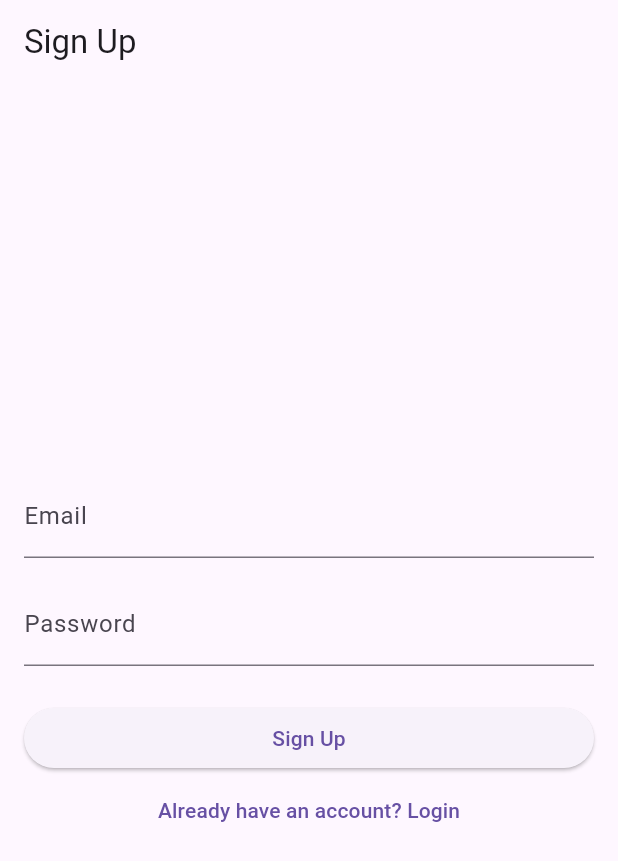
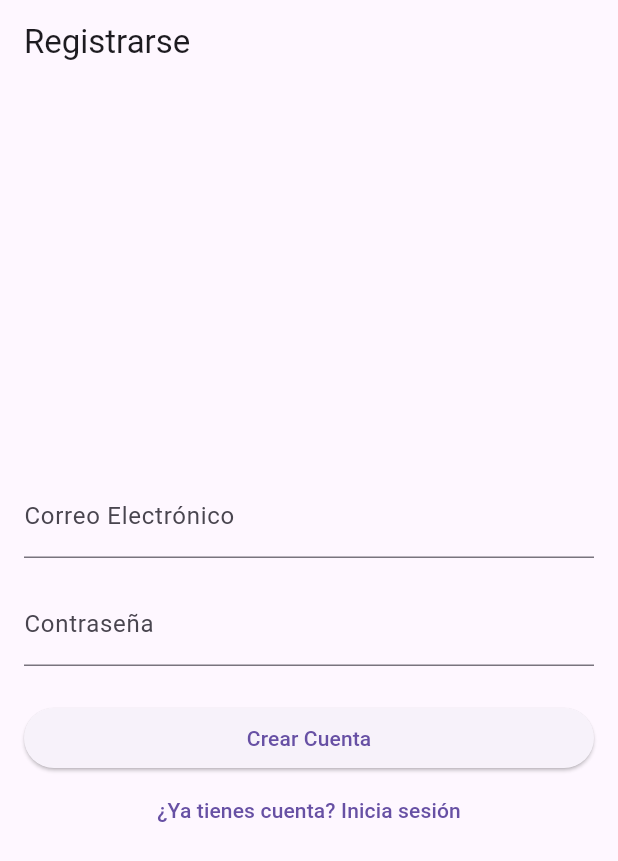
Before and after one commit to lagunal/divelog2, a Flutter app: the SignupScreen screen opened by its route, on a phone screen of 412 x 824 dp. Shown: the top 861 px of the screen. Run offline on Flutter 3.47's test engine with Material 3 defaults, Android fonts, the phone set to English and light mode, and no system bars; our stand-ins replace drift, firebase_auth, firebase_core, go_router, sqlite3_flutter_libs; missing offline and left inert: sqlite3; accounts and stored records are empty; generated files the repository leaves out were written again.

Commit message:
chore(ui): Translate all existing UI labels to Spanish as per DESIGN.md

```diff
--- a/lib/src/features/authentication/login_screen.dart
+++ b/lib/src/features/authentication/login_screen.dart
@@ -33,13 +33,16 @@ class _LoginScreenState extends State<LoginScreen> {
 
       try {
         await context.read<AuthenticationService>().signIn(
-          email: _emailController.text.trim(),
-          password: _passwordController.text.trim(),
-        );
-        // Navigation is handled by GoRouter's redirect in main.dart
+              email: _emailController.text.trim(),
+              password: _passwordController.text.trim(),
+            );
       } catch (e) {
         setState(() {
-          _errorMessage = e.toString();
+          _errorMessage = e.toString().contains('user-not-found')
+              ? 'Usuario no encontrado'
+              : e.toString().contains('wrong-password')
+                  ? 'Contraseña incorrecta'
+                  : 'Error al iniciar sesión: ${e.toString()}';
         });
       } finally {
         if (mounted) {
@@ -54,7 +57,7 @@ class _LoginScreenState extends State<LoginScreen> {
   @override
   Widget build(BuildContext context) {
     return Scaffold(
-      appBar: AppBar(title: const Text('Login')),
+      appBar: AppBar(title: const Text('Iniciar Sesión')),
       body: Center(
         child: SingleChildScrollView(
           padding: const EdgeInsets.all(16.0),
@@ -75,11 +78,14 @@ class _LoginScreenState extends State<LoginScreen> {
                   ),
                 TextFormField(
                   controller: _emailController,
-                  decoration: const InputDecoration(labelText: 'Email'),
+                  decoration: const InputDecoration(
+                    labelText: 'Correo Electrónico',
+                    hintText: 'ejemplo@correo.com',
+                  ),
                   keyboardType: TextInputType.emailAddress,
                   validator: (value) {
                     if (value == null || value.isEmpty) {
-                      return 'Please enter your email';
+                      return 'Por favor, ingrese su correo electrónico';
                     }
                     return null;
                   },
@@ -87,11 +93,13 @@ class _LoginScreenState extends State<LoginScreen> {
                 const SizedBox(height: 16),
                 TextFormField(
                   controller: _passwordController,
-                  decoration: const InputDecoration(labelText: 'Password'),
+                  decoration: const InputDecoration(
+                    labelText: 'Contraseña',
+                  ),
                   obscureText: true,
                   validator: (value) {
                     if (value == null || value.isEmpty) {
-                      return 'Please enter your password';
+                      return 'Por favor, ingrese su contraseña';
                     }
                     return null;
                   },
@@ -105,11 +113,11 @@ class _LoginScreenState extends State<LoginScreen> {
                           width: 20,
                           child: CircularProgressIndicator(strokeWidth: 2),
                         )
-                      : const Text('Login'),
+                      : const Text('Entrar'),
                 ),
                 TextButton(
                   onPressed: () => context.go('/signup'),
-                  child: const Text('Don\'t have an account? Sign up'),
+                  child: const Text('¿No tienes cuenta? Regístrate'),
                 ),
               ],
             ),
--- a/lib/src/features/authentication/signup_screen.dart
+++ b/lib/src/features/authentication/signup_screen.dart
@@ -33,13 +33,14 @@ class _SignupScreenState extends State<SignupScreen> {
 
       try {
         await context.read<AuthenticationService>().signUp(
-          email: _emailController.text.trim(),
-          password: _passwordController.text.trim(),
-        );
-        // Navigation is handled by GoRouter's redirect in main.dart
+              email: _emailController.text.trim(),
+              password: _passwordController.text.trim(),
+            );
       } catch (e) {
         setState(() {
-          _errorMessage = e.toString();
+          _errorMessage = e.toString().contains('email-already-in-use')
+              ? 'El correo electrónico ya está en uso'
+              : 'Error al registrarse: ${e.toString()}';
         });
       } finally {
         if (mounted) {
@@ -54,7 +55,7 @@ class _SignupScreenState extends State<SignupScreen> {
   @override
   Widget build(BuildContext context) {
     return Scaffold(
-      appBar: AppBar(title: const Text('Sign Up')),
+      appBar: AppBar(title: const Text('Registrarse')),
       body: Center(
         child: SingleChildScrollView(
           padding: const EdgeInsets.all(16.0),
@@ -75,11 +76,14 @@ class _SignupScreenState extends State<SignupScreen> {
                   ),
                 TextFormField(
                   controller: _emailController,
-                  decoration: const InputDecoration(labelText: 'Email'),
+                  decoration: const InputDecoration(
+                    labelText: 'Correo Electrónico',
+                    hintText: 'ejemplo@correo.com',
+                  ),
                   keyboardType: TextInputType.emailAddress,
                   validator: (value) {
                     if (value == null || value.isEmpty) {
-                      return 'Please enter your email';
+                      return 'Por favor, ingrese su correo electrónico';
                     }
                     return null;
                   },
@@ -87,14 +91,16 @@ class _SignupScreenState extends State<SignupScreen> {
                 const SizedBox(height: 16),
                 TextFormField(
                   controller: _passwordController,
-                  decoration: const InputDecoration(labelText: 'Password'),
+                  decoration: const InputDecoration(
+                    labelText: 'Contraseña',
+                  ),
                   obscureText: true,
                   validator: (value) {
                     if (value == null || value.isEmpty) {
-                      return 'Please enter your password';
+                      return 'Por favor, ingrese su contraseña';
                     }
                     if (value.length < 6) {
-                      return 'Password must be at least 6 characters';
+                      return 'La contraseña debe tener al menos 6 caracteres';
                     }
                     return null;
                   },
@@ -108,11 +114,11 @@ class _SignupScreenState extends State<SignupScreen> {
                           width: 20,
                           child: CircularProgressIndicator(strokeWidth: 2),
                         )
-                      : const Text('Sign Up'),
+                      : const Text('Crear Cuenta'),
                 ),
                 TextButton(
                   onPressed: () => context.go('/login'),
-                  child: const Text('Already have an account? Login'),
+                  child: const Text('¿Ya tienes cuenta? Inicia sesión'),
                 ),
               ],
             ),
--- a/lib/src/features/main/dives_screen.dart
+++ b/lib/src/features/main/dives_screen.dart
@@ -5,6 +5,6 @@ class DivesScreen extends StatelessWidget {
 
   @override
   Widget build(BuildContext context) {
-    return const Center(child: Text('Dives Screen'));
+    return const Center(child: Text('Pantalla de Inmersiones'));
   }
 }
--- a/lib/src/features/main/home_screen.dart
+++ b/lib/src/features/main/home_screen.dart
@@ -6,13 +6,14 @@ class HomeScreen extends StatelessWidget {
   @override
   Widget build(BuildContext context) {
     return Scaffold(
-      body: const Center(child: Text('Home Screen')),
+      body: const Center(child: Text('Pantalla de Inicio')),
       floatingActionButton: FloatingActionButton(
+        tooltip: 'Agregar Inmersión',
         onPressed: () {
           // TODO: Navigate to DiveFormScreen
           ScaffoldMessenger.of(
             context,
-          ).showSnackBar(const SnackBar(content: Text('Add Dive clicked')));
+          ).showSnackBar(const SnackBar(content: Text('Agregar inmersión')));
         },
         child: const Icon(Icons.add),
       ),
--- a/lib/src/features/main/profile_screen.dart
+++ b/lib/src/features/main/profile_screen.dart
@@ -5,6 +5,6 @@ class ProfileScreen extends StatelessWidget {
 
   @override
   Widget build(BuildContext context) {
-    return const Center(child: Text('Profile Screen'));
+    return const Center(child: Text('Pantalla de Perfil'));
   }
 }
--- a/lib/src/features/main/statistics_screen.dart
+++ b/lib/src/features/main/statistics_screen.dart
@@ -5,6 +5,6 @@ class StatisticsScreen extends StatelessWidget {
 
   @override
   Widget build(BuildContext context) {
-    return const Center(child: Text('Statistics Screen'));
+    return const Center(child: Text('Pantalla de Estadísticas'));
   }
 }
```
Also changed, not shown: lib/src/features/main/main_screen.dart (+10 -9 lines).
